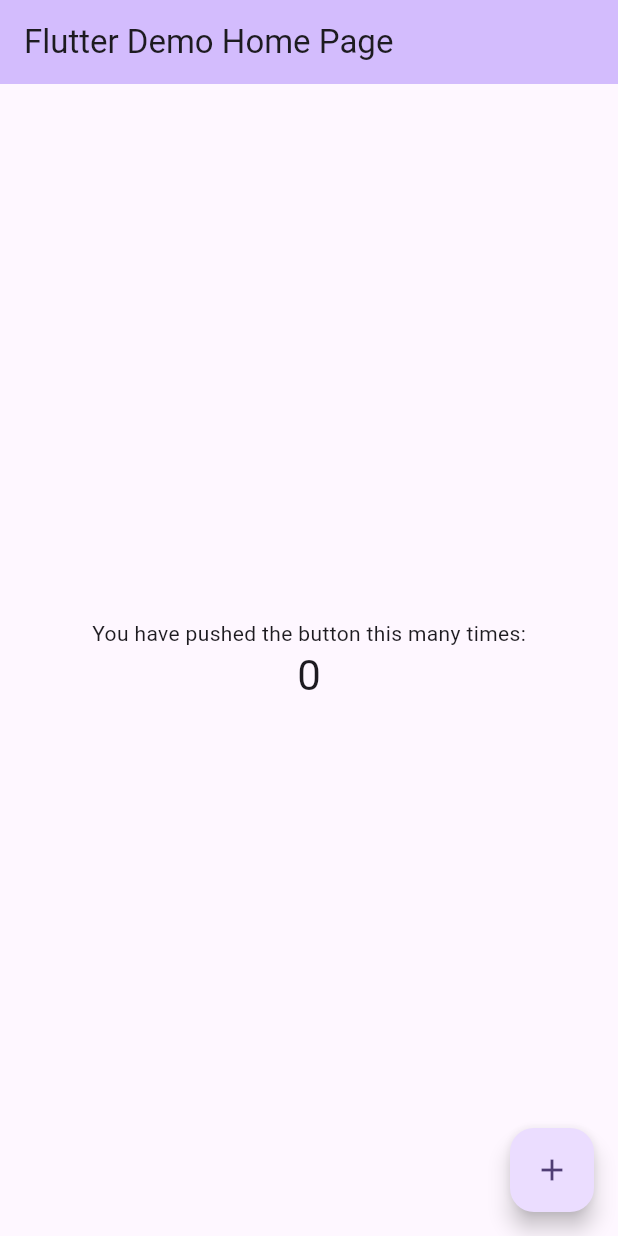
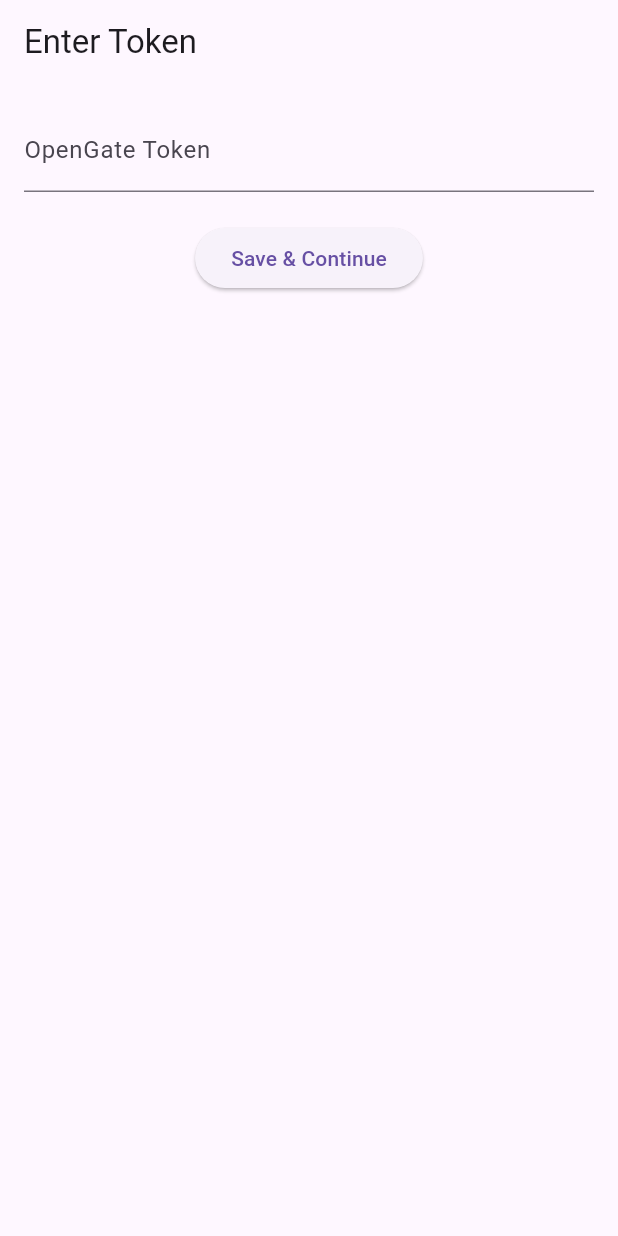
Before and after one commit to yairgorenn/opengate-mobile, a Flutter app: the screen it shows after launch, on a phone screen of 412 x 824 dp. Run offline on Flutter 3.47's test engine with Material 3 defaults, Android fonts, the light colour scheme and no system bars; our stand-ins replace shared_preferences.

Commit message:
Step 2: token storage and splash routing

```diff
--- a/lib/main.dart
+++ b/lib/main.dart
@@ -1,122 +1,29 @@
 import 'package:flutter/material.dart';
+import 'screens/splash_screen.dart';
+import 'screens/token_screen.dart';
+import 'screens/gate_screen.dart';
 
 void main() {
-  runApp(const MyApp());
+  runApp(const OpenGateApp());
 }
 
-class MyApp extends StatelessWidget {
-  const MyApp({super.key});
+class OpenGateApp extends StatelessWidget {
+  const OpenGateApp({super.key});
 
-  // This widget is the root of your application.
   @override
   Widget build(BuildContext context) {
     return MaterialApp(
-      title: 'Flutter Demo',
+      title: 'OpenGate',
+      debugShowCheckedModeBanner: false,
       theme: ThemeData(
-        // This is the theme of your application.
-        //
-        // TRY THIS: Try running your application with "flutter run". You'll see
-        // the application has a purple toolbar. Then, without quitting the app,
-        // try changing the seedColor in the colorScheme below to Colors.green
-        // and then invoke "hot reload" (save your changes or press the "hot
-        // reload" button in a Flutter-supported IDE, or press "r" if you used
-        // the command line to start the app).
-        //
-        // Notice that the counter didn't reset back to zero; the application
-        // state is not lost during the reload. To reset the state, use hot
-        // restart instead.
-        //
-        // This works for code too, not just values: Most code changes can be
-        // tested with just a hot reload.
-        colorScheme: .fromSeed(seedColor: Colors.deepPurple),
+        useMaterial3: true,
       ),
-      home: const MyHomePage(title: 'Flutter Demo Home Page'),
+      initialRoute: '/',
+      routes: {
+        '/': (context) => const SplashScreen(),
+        '/token': (context) => const TokenScreen(),
+        '/gates': (context) => const GateScreen(),
+      },
     );
   }
 }
-
-class MyHomePage extends StatefulWidget {
-  const MyHomePage({super.key, required this.title});
-
-  // This widget is the home page of your application. It is stateful, meaning
-  // that it has a State object (defined below) that contains fields that affect
-  // how it looks.
-
-  // This class is the configuration for the state. It holds the values (in this
-  // case the title) provided by the parent (in this case the App widget) and
-  // used by the build method of the State. Fields in a Widget subclass are
-  // always marked "final".
-
-  final String title;
-
-  @override
-  State<MyHomePage> createState() => _MyHomePageState();
-}
-
-class _MyHomePageState extends State<MyHomePage> {
-  int _counter = 0;
-
-  void _incrementCounter() {
-    setState(() {
-      // This call to setState tells the Flutter framework that something has
-      // changed in this State, which causes it to rerun the build method below
-      // so that the display can reflect the updated values. If we changed
-      // _counter without calling setState(), then the build method would not be
-      // called again, and so nothing would appear to happen.
-      _counter++;
-    });
-  }
-
-  @override
-  Widget build(BuildContext context) {
-    // This method is rerun every time setState is called, for instance as done
-    // by the _incrementCounter method above.
-    //
-    // The Flutter framework has been optimized to make rerunning build methods
-    // fast, so that you can just rebuild anything that needs updating rather
-    // than having to individually change instances of widgets.
-    return Scaffold(
-      appBar: AppBar(
-        // TRY THIS: Try changing the color here to a specific color (to
-        // Colors.amber, perhaps?) and trigger a hot reload to see the AppBar
-        // change color while the other colors stay the same.
-        backgroundColor: Theme.of(context).colorScheme.inversePrimary,
-        // Here we take the value from the MyHomePage object that was created by
-        // the App.build method, and use it to set our appbar title.
-        title: Text(widget.title),
-      ),
-      body: Center(
-        // Center is a layout widget. It takes a single child and positions it
-        // in the middle of the parent.
-        child: Column(
-          // Column is also a layout widget. It takes a list of children and
-          // arranges them vertically. By default, it sizes itself to fit its
-          // children horizontally, and tries to be as tall as its parent.
-          //
-          // Column has various properties to control how it sizes itself and
-          // how it positions its children. Here we use mainAxisAlignment to
-          // center the children vertically; the main axis here is the vertical
-          // axis because Columns are vertical (the cross axis would be
-          // horizontal).
-          //
-          // TRY THIS: Invoke "debug painting" (choose the "Toggle Debug Paint"
-          // action in the IDE, or press "p" in the console), to see the
-          // wireframe for each widget.
-          mainAxisAlignment: .center,
-          children: [
-            const Text('You have pushed the button this many times:'),
-            Text(
-              '$_counter',
-              style: Theme.of(context).textTheme.headlineMedium,
-            ),
-          ],
-        ),
-      ),
-      floatingActionButton: FloatingActionButton(
-        onPressed: _incrementCounter,
-        tooltip: 'Increment',
-        child: const Icon(Icons.add),
-      ),
-    );
-  }
-}
--- /dev/null
+++ b/lib/screens/token_screen.dart
@@ -0,0 +1,54 @@
+import 'package:flutter/material.dart';
+import 'package:shared_preferences/shared_preferences.dart';
+
+class TokenScreen extends StatefulWidget {
+  const TokenScreen({super.key});
+
+  @override
+  State<TokenScreen> createState() => _TokenScreenState();
+}
+
+class _TokenScreenState extends State<TokenScreen> {
+  final TextEditingController _controller = TextEditingController();
+  bool _saving = false;
+
+  Future<void> _saveAndContinue() async {
+    final token = _controller.text.trim();
+    if (token.isEmpty) return;
+
+    setState(() => _saving = true);
+
+    final prefs = await SharedPreferences.getInstance();
+    await prefs.setString('token', token);
+
+    if (!mounted) return;
+    Navigator.pushReplacementNamed(context, '/gates');
+  }
+
+  @override
+  Widget build(BuildContext context) {
+    return Scaffold(
+      appBar: AppBar(title: const Text('Enter Token')),
+      body: Padding(
+        padding: const EdgeInsets.all(16),
+        child: Column(
+          children: [
+            TextField(
+              controller: _controller,
+              decoration: const InputDecoration(
+                labelText: 'OpenGate Token',
+              ),
+            ),
+            const SizedBox(height: 20),
+            ElevatedButton(
+              onPressed: _saving ? null : _saveAndContinue,
+              child: _saving
+                  ? const CircularProgressIndicator()
+                  : const Text('Save & Continue'),
+            ),
+          ],
+        ),
+      ),
+    );
+  }
+}
--- a/pubspec.yaml
+++ b/pubspec.yaml
@@ -30,6 +30,7 @@
 dependencies:
   flutter:
     sdk: flutter
+  shared_preferences: ^2.2.2
 
   # The following adds the Cupertino Icons font to your application.
   # Use with the CupertinoIcons class for iOS style icons.
```
Also changed, not shown: lib/screens/gate_screen.dart (added, +15 -0 lines), lib/screens/splash_screen.dart (added, +37 -0 lines), pubspec.lock, 1 other file.
